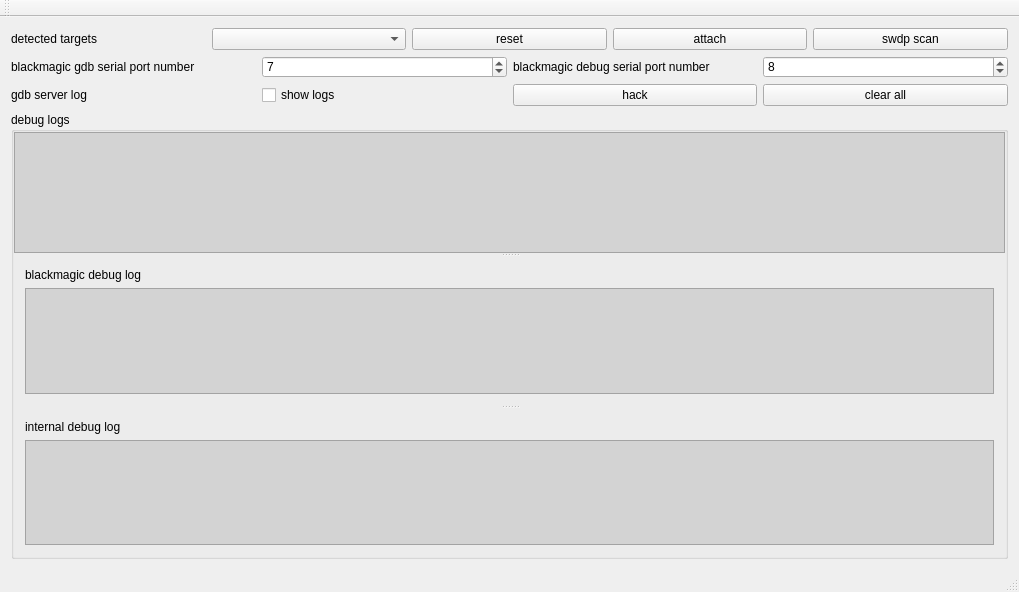
First picture: the form in mainwindow.ui, repository stoyan-shopov/blackmagic-gdbserver, before the edit.
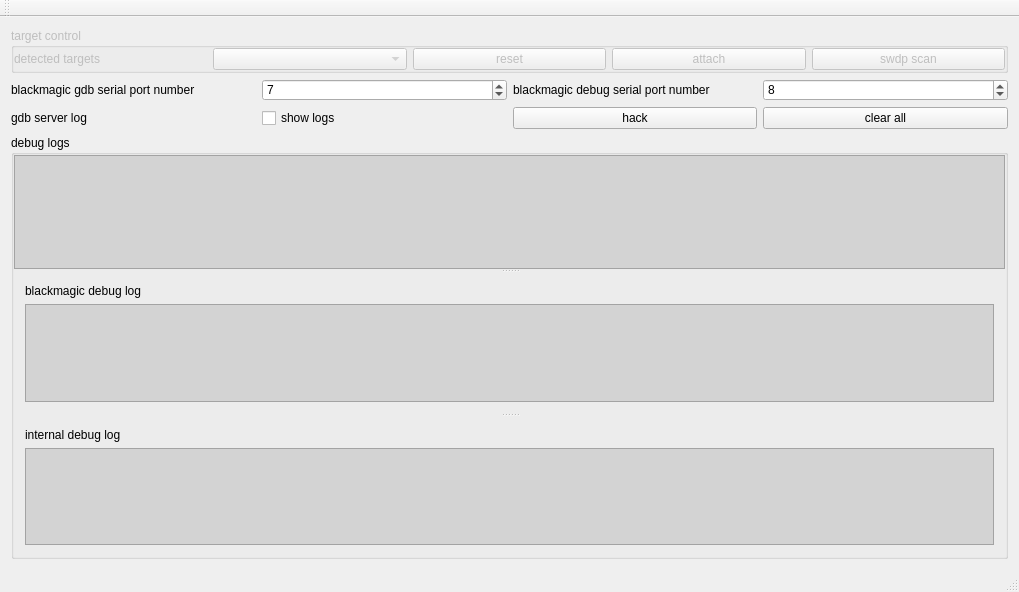
Second picture: the form after the edit.

Commit message: user interface improvements

Diff of the .ui file:
```diff
--- a/mainwindow.ui
+++ b/mainwindow.ui
@@ -20,7 +20,31 @@
 }</string>
   </property>
   <widget class="QWidget" name="centralWidget">
+   <layout class="QVBoxLayout" name="verticalLayout_5">
+    <item>
+     <widget class="QGroupBox" name="groupBoxTargetControl">
+      <property name="enabled">
+       <bool>false</bool>
+      </property>
+      <property name="title">
+       <string>target control</string>
+      </property>
    <layout class="QVBoxLayout" name="verticalLayout_4">
+       <property name="spacing">
+        <number>0</number>
+       </property>
+       <property name="leftMargin">
+        <number>0</number>
+       </property>
+       <property name="topMargin">
+        <number>0</number>
+       </property>
+       <property name="rightMargin">
+        <number>0</number>
+       </property>
+       <property name="bottomMargin">
+        <number>0</number>
+       </property>
     <item>
      <layout class="QHBoxLayout" name="horizontalLayout_3">
       <item>
@@ -55,6 +79,9 @@
        </widget>
       </item>
      </layout>
+       </item>
+      </layout>
+     </widget>
     </item>
     <item>
      <layout class="QHBoxLayout" name="horizontalLayout_2">
```
Lines whose indentation alone changed are shown as unchanged. The commit also changes 2 other files.
